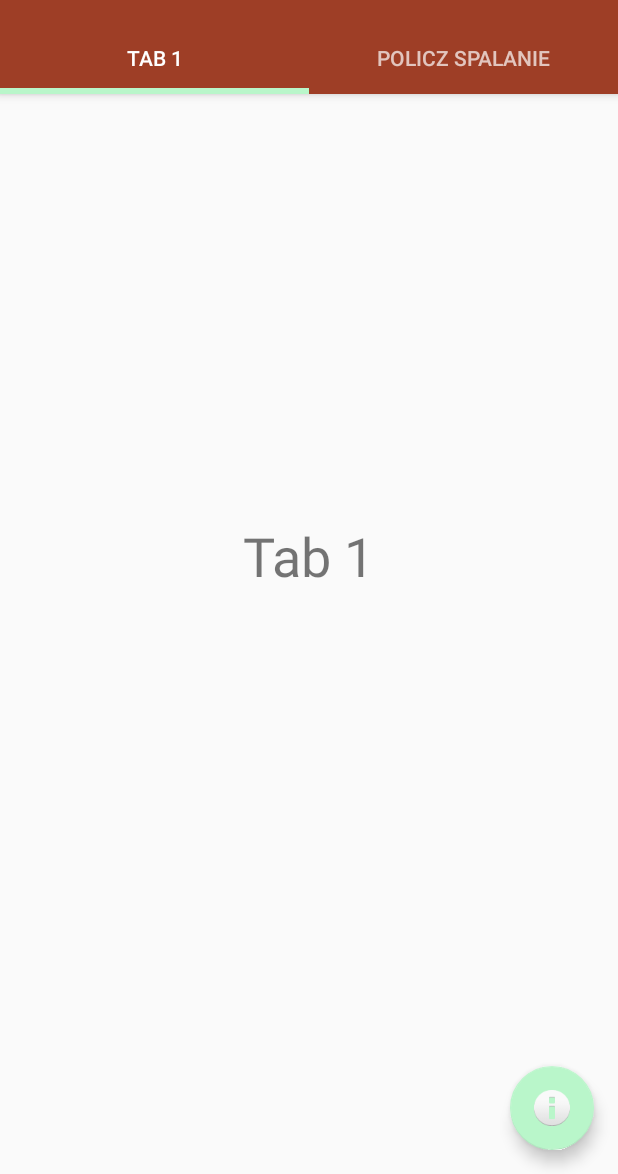
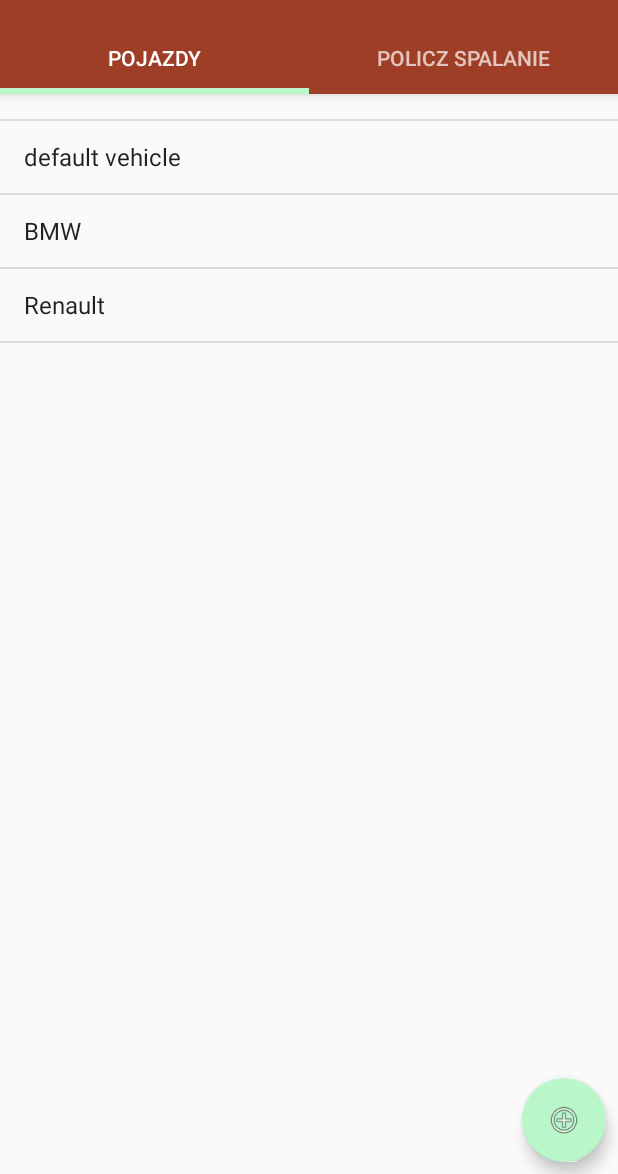
Before and after one commit to damionjestem/Fuel, an Android app: the screen it shows after launch (MainActivity), on a phone screen of 412 x 824 dp, the part 62-1236 px from its top. Run offline under Robolectric (Android 15) with nearby library versions, the phone set to English and light mode, and no system bars.

Commit message:
add Vehicle List, minor fixes

```diff
--- /dev/null
+++ b/app/src/main/java/com/example/dlzaliczenie/FragmentList.java
@@ -0,0 +1,34 @@
+package com.example.dlzaliczenie;
+
+import android.os.Bundle;
+import android.view.LayoutInflater;
+import android.view.View;
+import android.view.ViewGroup;
+import android.widget.ArrayAdapter;
+
+import androidx.annotation.NonNull;
+import androidx.annotation.Nullable;
+import androidx.fragment.app.ListFragment;
+
+public class FragmentList extends ListFragment {
+
+    Vehicle [] vehicles_db = {new Vehicle("Dacia"), new Vehicle(), new Vehicle("BMW"), new Vehicle("Renault")};
+
+    @Nullable
+    @Override
+    public View onCreateView(@NonNull LayoutInflater inflater, @Nullable ViewGroup container, @Nullable Bundle savedInstanceState) {
+
+        View view = inflater.inflate(R.layout.vehicle_list_fragment,container,false);
+
+        return view;
+    }
+
+    @Override
+    public void onActivityCreated(@Nullable Bundle savedInstanceState) {
+        super.onActivityCreated(savedInstanceState);
+
+        ArrayAdapter<Vehicle> adapter = new ArrayAdapter<>(getActivity(), android.R.layout.simple_list_item_1,vehicles_db);
+
+        setListAdapter(adapter);
+    }
+}
--- a/app/src/main/java/com/example/dlzaliczenie/MainActivity.java
+++ b/app/src/main/java/com/example/dlzaliczenie/MainActivity.java
@@ -38,20 +38,11 @@ public class MainActivity extends AppCompatActivity {
         setSupportActionBar(toolbar);
 
         adapter = new TabAdapter(getSupportFragmentManager());
-        adapter.addFragment(new Tab1Fragment(), "Tab 1");
+        adapter.addFragment(new Tab1Fragment(), "Pojazdy");
         adapter.addFragment(new Tab2Fragment(), "Policz spalanie");
 
         viewPager.setAdapter(adapter);
         tabLayout.setupWithViewPager(viewPager);
-
-        FloatingActionButton fab = findViewById(R.id.fab);
-        fab.setOnClickListener(new View.OnClickListener() {
-            @Override
-            public void onClick(View view) {
-                Snackbar.make(view, "Autor: Damian Lesiewicz", Snackbar.LENGTH_LONG)
-                        .setAction("Action", null).show();
-            }
-        });
     }
 
     @Override
--- a/app/src/main/java/com/example/dlzaliczenie/Tab1Fragment.java
+++ b/app/src/main/java/com/example/dlzaliczenie/Tab1Fragment.java
@@ -6,6 +6,7 @@ import android.view.LayoutInflater;
 import android.view.View;
 import android.view.ViewGroup;
 import android.widget.Button;
+import android.widget.ListView;
 
 import com.google.android.material.floatingactionbutton.FloatingActionButton;
 import com.google.android.material.snackbar.Snackbar;
@@ -31,7 +32,6 @@ public class Tab1Fragment extends Fragment {
             }
         });
 
-
         return view;
     }
 }
--- a/app/src/main/java/com/example/dlzaliczenie/Vehicle.java
+++ b/app/src/main/java/com/example/dlzaliczenie/Vehicle.java
@@ -9,7 +9,7 @@ public class Vehicle {
     @NonNull
     @Override
     public String toString() {
-        return super.toString();
+        return vName;
     }
 
     public Vehicle(){
--- a/app/src/main/res/layout/activity_main.xml
+++ b/app/src/main/res/layout/activity_main.xml
@@ -32,17 +32,8 @@
     <androidx.viewpager.widget.ViewPager
         android:id="@+id/viewPager"
         android:layout_width="match_parent"
-        android:layout_height="match_parent" >
+        android:layout_height="match_parent">
 
-       <!-- <include layout="@layout/fragment_two" /> -->
     </androidx.viewpager.widget.ViewPager>
 
-    <com.google.android.material.floatingactionbutton.FloatingActionButton
-        android:id="@+id/fab"
-        android:layout_width="wrap_content"
-        android:layout_height="wrap_content"
-        android:layout_gravity="bottom|end"
-        android:layout_margin="@dimen/fab_margin"
-        app:srcCompat="@android:drawable/ic_dialog_info" />
-
 </androidx.coordinatorlayout.widget.CoordinatorLayout>
--- a/app/src/main/res/layout/fragment_one.xml
+++ b/app/src/main/res/layout/fragment_one.xml
@@ -1,22 +1,47 @@
 <?xml version="1.0" encoding="utf-8"?>
-<RelativeLayout xmlns:android="http://schemas.android.com/apk/res/android"
+<androidx.constraintlayout.widget.ConstraintLayout xmlns:android="http://schemas.android.com/apk/res/android"
+    xmlns:app="http://schemas.android.com/apk/res-auto"
+    xmlns:tools="http://schemas.android.com/tools"
     android:layout_width="match_parent"
-    android:layout_height="match_parent">
+    android:layout_height="match_parent"
+    app:layout_behavior="@string/appbar_scrolling_view_behavior"
+    tools:context=".MainActivity">
+
     <TextView
+        android:id="@+id/textVehicles"
+        android:layout_width="0dp"
+        android:layout_height="wrap_content"
+        android:layout_marginStart="32dp"
+        android:layout_marginTop="32dp"
+        android:layout_marginEnd="32dp"
+        android:text="@string/vehicles_list_heading"
+        android:textSize="24sp"
+        app:layout_constraintEnd_toEndOf="parent"
+        app:layout_constraintStart_toStartOf="parent"
+        app:layout_constraintTop_toTopOf="parent" />
+
+    <fragment
+        android:id="@+id/vehicle_list_fragment"
+        android:name="com.example.dlzaliczenie.FragmentList"
+        android:layout_width="0dp"
+        android:layout_height="0dp"
+        android:layout_marginTop="8dp"
+        app:layout_constraintBottom_toBottomOf="parent"
+        app:layout_constraintEnd_toEndOf="parent"
+        app:layout_constraintStart_toStartOf="parent"
+        app:layout_constraintTop_toBottomOf="@id/textVehicles"
+        tools:layout="@layout/vehicle_list_fragment" />
+
+    <com.google.android.material.floatingactionbutton.FloatingActionButton
+        android:id="@+id/fab"
         android:layout_width="wrap_content"
         android:layout_height="wrap_content"
-        android:layout_centerInParent="true"
-        android:text="Tab 1"
-        android:textSize="36sp" />
+        android:layout_gravity="bottom|end"
+        android:layout_marginEnd="8dp"
+        android:layout_marginBottom="8dp"
+        app:layout_constraintBottom_toBottomOf="parent"
+        app:layout_constraintEnd_toEndOf="parent"
+        app:srcCompat="@android:drawable/ic_menu_add" />
 
-    <Button
-        android:id="@+id/btnTEST"
-        android:layout_width="wrap_content"
-        android:layout_height="wrap_content"
-        android:layout_alignParentStart="true"
-        android:layout_alignParentTop="true"
-        android:layout_marginStart="50dp"
-        android:layout_marginTop="50dp"
-        android:text="Click Me" />
 
-</RelativeLayout>
+</androidx.constraintlayout.widget.ConstraintLayout>
--- /dev/null
+++ b/app/src/main/res/layout/vehicle_list_fragment.xml
@@ -0,0 +1,11 @@
+<?xml version="1.0" encoding="utf-8"?>
+<LinearLayout xmlns:android="http://schemas.android.com/apk/res/android"
+    android:orientation="vertical"
+    android:layout_width="match_parent"
+    android:layout_height="match_parent">
+
+    <ListView
+        android:layout_width="match_parent"
+        android:layout_height="match_parent"
+        android:id="@android:id/list"/>
+</LinearLayout>
--- a/app/src/main/res/values/colors.xml
+++ b/app/src/main/res/values/colors.xml
@@ -3,4 +3,10 @@
     <color name="colorPrimary">#9E3E26</color>
     <color name="colorPrimaryDark">#571E00</color>
     <color name="colorAccent">#B9F6CA</color>
+    <color name="colorPrimaryLight">#F1C9B3</color>
+    <color name="colorPrimaryText">#212121</color>
+    <color name="colorSecondaryText">#757575</color>
+    <color name="colorIcons">#FFFFFF</color>
+    <color name="colorDivider">#BDBDBD</color>
+    <color name="black_effective">#2a2a2a</color>
 </resources>
```
Also changed, not shown: app/src/main/res/layout/card_layout.xml (added, +49 -0 lines), app/src/main/res/values/strings.xml (+7 -0 lines).
